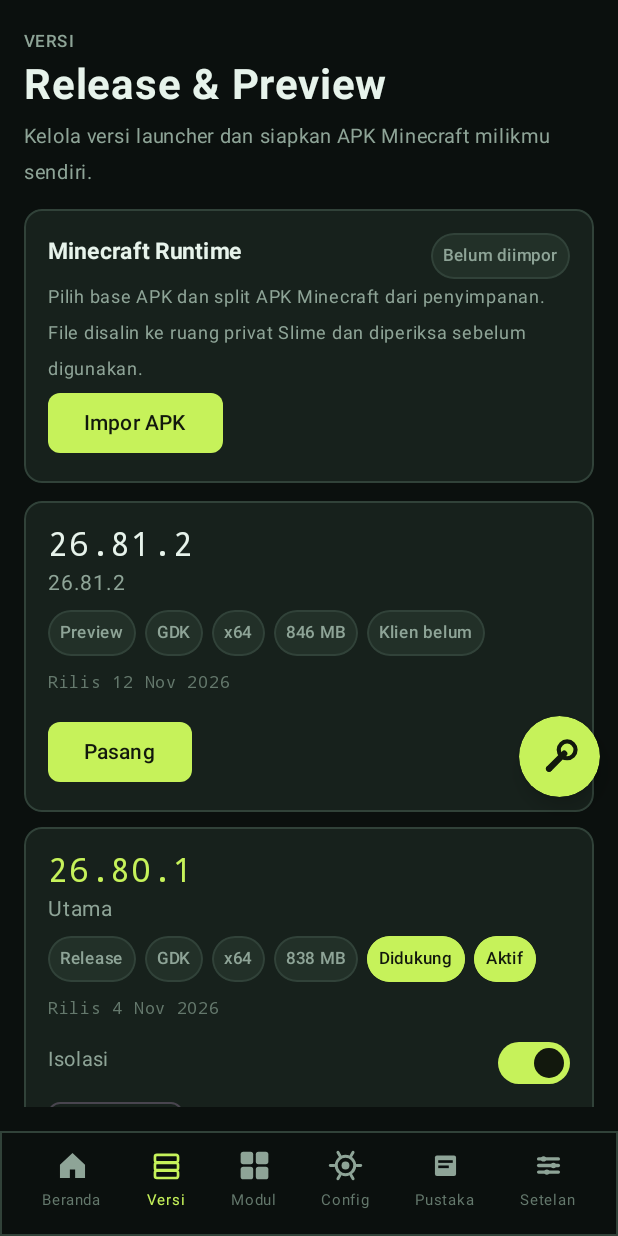
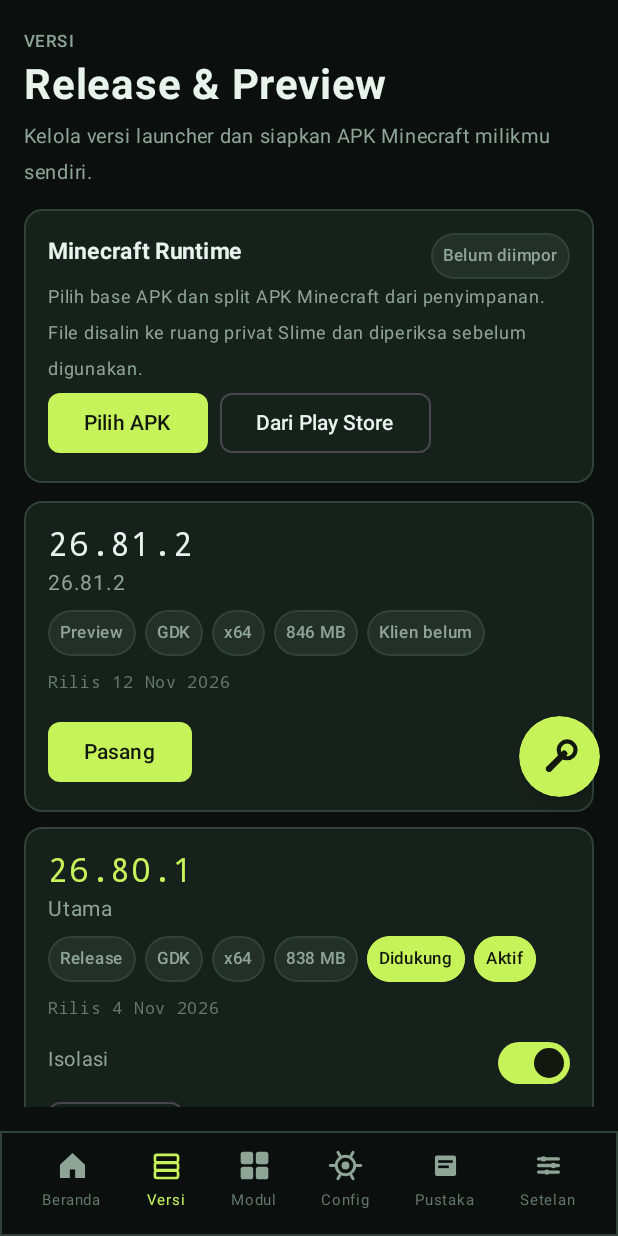
Before and after one commit to ItzBrezzX/Slime-Launcher, an Android app built with Jetpack Compose: the screen it shows after launch (MainActivity), after a tap on "Ganti versi", on a phone screen of 412 x 824 dp. Run offline under Robolectric (Android 15) with nearby library versions, the phone set to English and light mode, and no system bars; 1 other tap on this screen came first.

Commit message:
Add one-tap import from installed Play Store Minecraft

```diff
--- a/app/src/main/java/com/kingbrezz/slime/ui/versions/VersionsScreen.kt
+++ b/app/src/main/java/com/kingbrezz/slime/ui/versions/VersionsScreen.kt
@@ -40,6 +40,7 @@ import com.kingbrezz.slime.ui.theme.SlimeGreen
 fun VersionsScreen(
     vm: SlimeViewModel,
     onImportMinecraft: () -> Unit = {},
+    onImportInstalledMinecraft: () -> Unit = {},
     onOpenRuntime: () -> Unit = {},
 ) {
     val versions by vm.versions.collectAsState()
@@ -95,7 +96,16 @@ fun VersionsScreen(
                     colors = ButtonDefaults.buttonColors(containerColor = SlimeGreen, contentColor = Ink),
                     shape = RoundedCornerShape(8.dp),
                 ) {
-                    Text(if (runtime == null) "Impor APK" else "Impor ulang", fontWeight = FontWeight.SemiBold)
+                    Text(if (runtime == null) "Pilih APK" else "Impor ulang", fontWeight = FontWeight.SemiBold)
+                }
+                if (runtime == null) {
+                    OutlinedButton(
+                        onClick = onImportInstalledMinecraft,
+                        enabled = !busy,
+                        shape = RoundedCornerShape(8.dp),
+                    ) {
+                        Text("Dari Play Store", color = Fg)
+                    }
                 }
                 if (runtime != null) {
                     OutlinedButton(onClick = onOpenRuntime, enabled = !busy, shape = RoundedCornerShape(8.dp)) {
```
